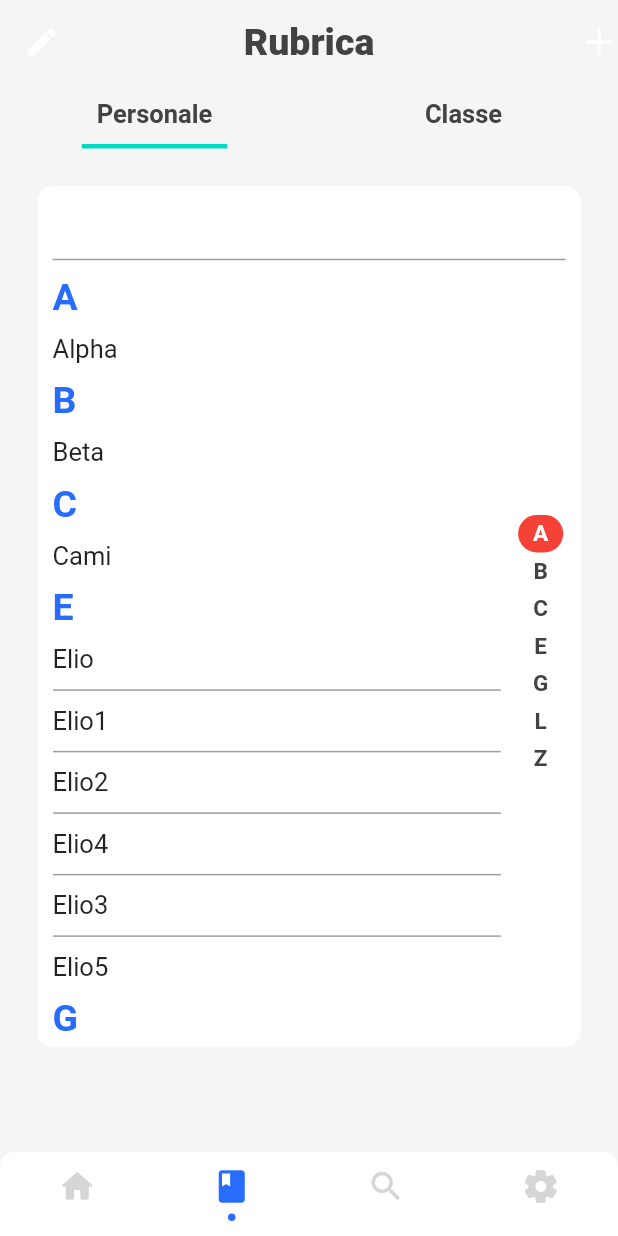
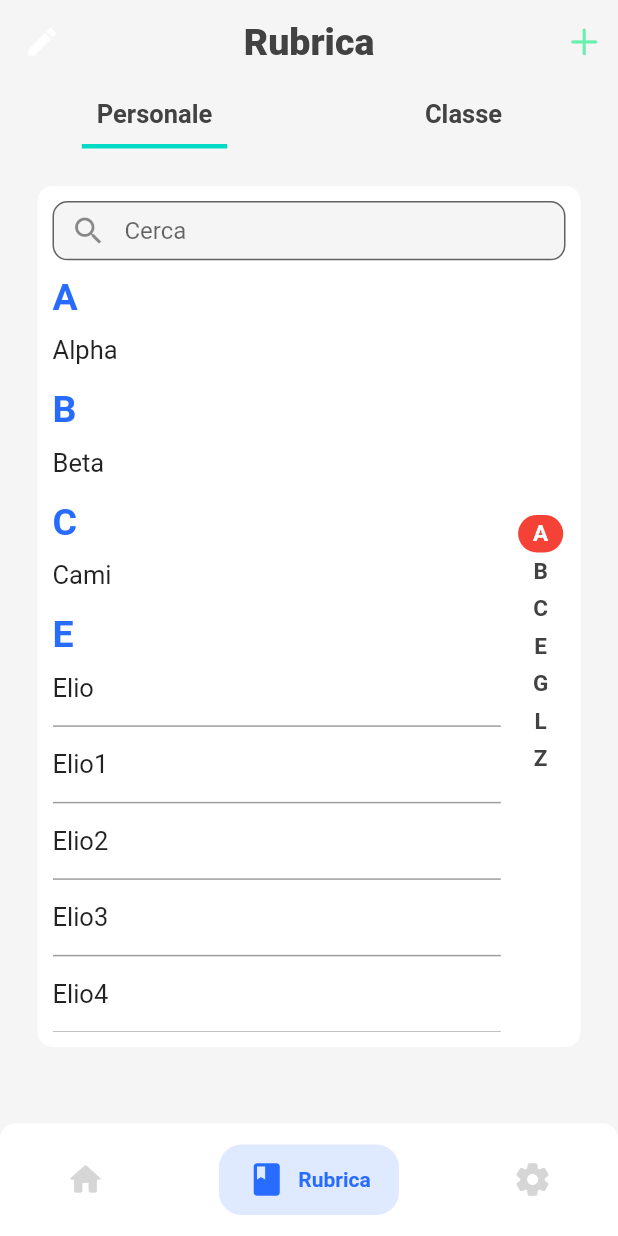
Before and after one commit to GiacoLenzo2109/AppWord_new, a Flutter app: the screen it shows after launch, item 2 of the bottom bar chosen, on a phone screen of 412 x 824 dp. Run offline on Flutter 3.47's test engine with Material 2 defaults, Android fonts, the phone set to English and light mode, and no system bars; drawn by our look-alikes of persistent_bottom_nav_bar; our stand-ins replace cloud_firestore, firebase_auth, firebase_core; missing offline and left inert: alphabet_list_scroll_view; accounts and stored records are empty.

Commit message:
Add state to book model

```diff
--- a/lib/main.dart
+++ b/lib/main.dart
@@ -25,7 +25,7 @@ void main() async {
       providers: [
         ChangeNotifierProvider(create: (context) => NavbarModel()),
       ],
-      child: const AppWord(),
+      builder: (context, _) => const AppWord(),
     ),
   );
 }
@@ -68,7 +68,7 @@ class _AppWordState extends State<AppWord> with WidgetsBindingObserver {
   Widget build(BuildContext context) {
     String title = "AppWord";
 
-    Widget home = FirebaseGlobal.auth.currentUser == null
+    Widget home() => FirebaseGlobal.auth.currentUser == null
         //? FirebaseGlobal.auth.currentUser!.emailVerified
         ? const MainPage()
         : const Text(
@@ -81,7 +81,7 @@ class _AppWordState extends State<AppWord> with WidgetsBindingObserver {
       theme: _brightness == Brightness.light
           ? CupertinoThemes.lightThemeCupertino
           : CupertinoThemes.darkThemeCupertino,
-      home: home,
+      home: home(),
     );
 
     //ANDROID
@@ -93,7 +93,7 @@ class _AppWordState extends State<AppWord> with WidgetsBindingObserver {
       theme: MaterialTheme.lightTheme,
       darkTheme: MaterialTheme.darkTheme,
       themeMode: ThemeMode.system,
-      home: home,
+      home: home(),
     );
 
     return Theme.of(context).platform == TargetPlatform.iOS
--- a/lib/screens/main/book.dart
+++ b/lib/screens/main/book.dart
@@ -1,4 +1,6 @@
 // ignore_for_file: no_leading_underscores_for_local_identifiers
+
+import 'dart:developer';
 
 import 'package:alphabet_list_scroll_view/alphabet_list_scroll_view.dart';
 import 'package:app_word/models/book_model.dart';
@@ -27,35 +29,59 @@ class Book extends StatefulWidget {
 class _BookState extends State<Book> with SingleTickerProviderStateMixin {
   @override
   Widget build(BuildContext context) {
+    final navbarProvider = Provider.of<NavbarModel>(context);
+    final bookProvider = Provider.of<BookModel>(context);
+
     return PageScaffold(
       title: "Rubrica",
       padding: 0,
-      onRefresh: () async {},
+      onRefresh: () async {
+        //TO-DO: Refresh delle parole nella rubrica (da decidere ancora se farlo o no)
+      },
       scrollable: false,
       leading: Theme.of(context).platform == TargetPlatform.android
           ? GestureDetector(
-              onTap: () =>
-                  Provider.of<NavbarModel>(context, listen: false).tapLeading(),
-              child: const Icon(Icons.edit),
+              onTap: () => navbarProvider.tapLeading(),
+              child: Icon(!navbarProvider.leading ? Icons.edit : Icons.done),
             )
           : CupertinoButton(
               padding: const EdgeInsets.all(0),
-              onPressed: () => Provider.of<NavbarModel>(context).tapTrailing(),
-              child: const Text("Modifica"),
+              onPressed: () => navbarProvider.tapTrailing(),
+              child: Text(
+                !navbarProvider.leading ? "Modifica" : "Fatto",
+              ),
             ),
       trailing: GestureDetector(
-        child: const Icon(
-          CupertinoIcons.add,
-          size: 25,
+        child: Padding(
+          padding: const EdgeInsets.only(right: 10),
+          child: Icon(
+            !navbarProvider.leading ? CupertinoIcons.add : CupertinoIcons.trash,
+            color:
+                navbarProvider.leading ? Colors.redAccent : Colors.greenAccent,
+            size: 25,
+          ),
         ),
-        onTap: () {},
+        onTap: () {
+          if (navbarProvider.leading) {
+            for (var word
+                in bookProvider.selectedWords[bookProvider.selectedBook]!) {
+              bookProvider.remove(bookProvider.selectedBook, word);
+            }
+            navbarProvider.tapLeading();
+          }
+        },
       ),
       child: StaggeredGrid.count(
         crossAxisCount: 1,
-        children: const [
+        children: [
           TabBarWidget(
-            tabs: [Constants.personalBook, Constants.classBook],
-            tabsView: [
+            onValueChanged: (value) {
+              bookProvider.setSelectedBook(
+                value == 0 ? Constants.personalBook : Constants.classBook,
+              );
+            },
+            tabs: const [Constants.personalBook, Constants.classBook],
+            tabsView: const [
               AlphabetScrollList(Constants.personalBook),
               AlphabetScrollList(Constants.classBook),
             ],
--- a/lib/screens/main/main_page.dart
+++ b/lib/screens/main/main_page.dart
@@ -1,11 +1,15 @@
+import 'package:app_word/models/book_model.dart';
+import 'package:app_word/models/navbar_model.dart';
 import 'package:app_word/screens/main/book.dart';
 import 'package:app_word/screens/main/home.dart';
 import 'package:app_word/screens/main/search.dart';
 import 'package:app_word/screens/main/settings.dart';
 import 'package:app_word/util/constants.dart';
+import 'package:app_word/util/themes.dart';
 import 'package:flutter/cupertino.dart';
 import 'package:flutter/material.dart';
 import 'package:persistent_bottom_nav_bar/persistent-tab-view.dart';
+import 'package:provider/provider.dart';
 
 class MainPage extends StatefulWidget {
   const MainPage({Key? key}) : super(key: key);
@@ -16,7 +20,31 @@ class MainPage extends StatefulWidget {
 
 class _MainPageState extends State<MainPage> {
   int _page = 0;
-  List<Widget> _buildScreens() => const [Home(), Book(), Search(), Settings()];
+  List<Widget> _buildScreens() => [
+        ChangeNotifierProvider(
+          create: (context) => NavbarModel(),
+          builder: (context, child) => const Home(),
+        ),
+        MultiProvider(
+          providers: [
+            ChangeNotifierProvider(
+              create: (context) => NavbarModel(),
+            ),
+            ChangeNotifierProvider(
+              create: (context) => BookModel(),
+            ),
+          ],
+          builder: (context, child) => const Book(),
+        ),
+        // ChangeNotifierProvider(
+        //   create: (context) => NavbarModel(),
+        //   builder: (context, child) => const Search(),
+        // ),
+        ChangeNotifierProvider(
+          create: (context) => NavbarModel(),
+          builder: (context, child) => const Settings(),
+        ),
+      ];
 
   List<PersistentBottomNavBarItem> _navBarsItems() {
     bool isAndroid =
@@ -24,7 +52,8 @@ class _MainPageState extends State<MainPage> {
     return [
       PersistentBottomNavBarItem(
         icon: const Icon(Icons.home_rounded),
-        title: ("Home"),
+        title: "Home",
+        textStyle: const TextStyle(fontWeight: FontWeight.bold),
         activeColorPrimary: isAndroid
             ? Theme.of(context).bottomNavigationBarTheme.selectedItemColor!
             : CupertinoTheme.of(context).primaryColor,
@@ -34,7 +63,8 @@ class _MainPageState extends State<MainPage> {
       ),
       PersistentBottomNavBarItem(
         icon: const Icon(Icons.book),
-        title: ("Rubrica"),
+        title: "Rubrica",
+        textStyle: const TextStyle(fontWeight: FontWeight.bold),
         activeColorPrimary: isAndroid
             ? Theme.of(context).bottomNavigationBarTheme.selectedItemColor!
             : CupertinoTheme.of(context).primaryColor,
@@ -42,19 +72,20 @@ class _MainPageState extends State<MainPage> {
             ? Theme.of(context).bottomNavigationBarTheme.unselectedItemColor!
             : CupertinoTheme.of(context).primaryContrastingColor,
       ),
-      PersistentBottomNavBarItem(
-        icon: const Icon(Icons.search_rounded),
-        title: ("Cerca"),
-        activeColorPrimary: isAndroid
-            ? Theme.of(context).bottomNavigationBarTheme.selectedItemColor!
-            : CupertinoTheme.of(context).primaryColor,
-        inactiveColorPrimary: isAndroid
-            ? Theme.of(context).bottomNavigationBarTheme.unselectedItemColor!
-            : CupertinoTheme.of(context).primaryContrastingColor,
-      ),
+      // PersistentBottomNavBarItem(
+      //   icon: const Icon(Icons.search_rounded),
+      //   title: ("Cerca"),
+      //   activeColorPrimary: isAndroid
+      //       ? Theme.of(context).bottomNavigationBarTheme.selectedItemColor!
+      //       : CupertinoTheme.of(context).primaryColor,
+      //   inactiveColorPrimary: isAndroid
+      //       ? Theme.of(context).bottomNavigationBarTheme.unselectedItemColor!
+      //       : CupertinoTheme.of(context).primaryContrastingColor,
+      // ),
       PersistentBottomNavBarItem(
         icon: const Icon(Icons.settings_rounded),
-        title: ("Impostazioni"),
+        title: "Impostazioni",
+        textStyle: const TextStyle(fontWeight: FontWeight.bold),
         activeColorPrimary: isAndroid
             ? Theme.of(context).bottomNavigationBarTheme.selectedItemColor!
             : CupertinoTheme.of(context).primaryColor,
@@ -74,6 +105,7 @@ class _MainPageState extends State<MainPage> {
       body: PersistentTabView(
         context,
         controller: controller,
+        navBarHeight: 75,
         screens: _buildScreens(),
         items: _navBarsItems(),
         confineInSafeArea: true,
@@ -104,7 +136,7 @@ class _MainPageState extends State<MainPage> {
         //   duration: Duration(milliseconds: 200),
         // ),
         navBarStyle:
-            NavBarStyle.style13, // Choose the nav bar style with this property.
+            NavBarStyle.style9, // Choose the nav bar style with this property.
       ),
 
       /*body: IndexedStack(
--- a/lib/widgets/book_view/alphabet_scroll_list.dart
+++ b/lib/widgets/book_view/alphabet_scroll_list.dart
@@ -2,6 +2,7 @@ import 'dart:collection';
 import 'dart:developer';
 
 import 'package:alphabet_list_scroll_view/alphabet_list_scroll_view.dart';
+import 'package:app_word/models/book_model.dart';
 import 'package:app_word/util/constants.dart';
 import 'package:app_word/util/screen_util.dart';
 import 'package:app_word/util/themes.dart';
@@ -14,18 +15,19 @@ import 'package:flutter/cupertino.dart';
 import 'package:flutter/material.dart';
 import 'package:flutter/widgets.dart';
 import 'package:flutter_staggered_grid_view/flutter_staggered_grid_view.dart';
+import 'package:provider/provider.dart';
 
 class AlphabetScrollList extends StatefulWidget {
-  final String repo;
+  final String book;
 
-  const AlphabetScrollList(this.repo, {Key? key}) : super(key: key);
+  const AlphabetScrollList(this.book, {Key? key}) : super(key: key);
 
   @override
   State<AlphabetScrollList> createState() => _AlphabetScrollListState();
 }
 
 class _AlphabetScrollListState extends State<AlphabetScrollList> {
-  final words = [
+  final _words = [
     "Alpha",
     "Beta",
     "Cami",
@@ -68,14 +70,25 @@ class _AlphabetScrollListState extends State<AlphabetScrollList> {
   ];
 
   final double jumpShiftLetter = 25;
-  final double jumpShiftWord = 45;
+  final double jumpShiftWord = 50;
 
   var selectedLetter = "A";
 
+  bool searching = false;
+  var searchValue = "";
+
   @override
   Widget build(BuildContext context) {
-    var wordsList = words.toList();
-    wordsList.sort();
+    final bookProvider = Provider.of<BookModel>(context);
+    List<String> words() => bookProvider.words[widget.book]!;
+    WidgetsBinding.instance.addPostFrameCallback((_) {
+      if (words().isEmpty) {
+        for (var word in _words) {
+          bookProvider.add(widget.book, word);
+        }
+        words().sort();
+      }
+    });
 
     /// This variable holds the positions in the ListView. We need that to implement
     /// the functionality of the direct jump to the given letter in the list
@@ -84,24 +97,14 @@ class _AlphabetScrollListState extends State<AlphabetScrollList> {
     /// Scroll controller is used to well... scroll to the given positions
     ScrollController scrollController = ScrollController();
 
-    /// If we are filtering list by names, we change the layout of widget. These
-    /// two variables state whether we are in the search state right now and if we a
-    /// are, what searchValue tells what we are looking for.
-    bool inSearchState = false;
-    late String searchValue = "";
-
     List<Widget> getStartingLetters() {
       /// This functions goes through all contacts details and finds all starting
       /// letters of the names in the list. They are later used to implement quick
       /// jump to the letter functionality
-      if (inSearchState) {
-        /// When we are in the search state we do not need to display that column
-        return [];
-      }
 
       /// For simplicity, use set to keep unique letter
       Set<String> outSet = {};
-      for (String pc in words) {
+      for (String pc in words()) {
         outSet.add(pc[0]);
       }
 
@@ -161,7 +164,7 @@ class _AlphabetScrollListState extends State<AlphabetScrollList> {
       List<Widget> out = [];
       SplayTreeMap<String, Set<String>> wordsMap = SplayTreeMap();
 
-      for (String word in words) {
+      for (String word in words()) {
         if (!wordsMap.containsKey(word[0])) {
           /// If a key is missing, add it
           wordsMap[word[0]] = <String>{};
@@ -179,12 +182,15 @@ class _AlphabetScrollListState extends State<AlphabetScrollList> {
         /// Iterating through all key-value pairs, init jump height with 0
         letterPositions[k] = 0;
         out.add(
-          Text(
-            k,
-            style: TextStyle(
-              fontSize: 25,
-              fontWeight: FontWeight.bold,
-              color: ThemesUtil.getPrimaryColor(context),
+          SizedBox(
+            height: 25,
+            child: Text(
+              k,
+              style: TextStyle(
+                fontSize: 25,
+                fontWeight: FontWeight.bold,
+                color: ThemesUtil.getPrimaryColor(context),
+              ),
             ),
           ),
         );
@@ -199,14 +205,15 @@ class _AlphabetScrollListState extends State<AlphabetScrollList> {
         for (String word in v) {
           /// Increase jump height by the know height of a name row
           totalShift += jumpShiftWord;
-          out.add( WordItem(word: word),
+          out.add(
+            WordItem(book: widget.book, word: word),
           );
 
           /// We just do not want to add a Divider if there are no records left for
           /// this key
           if (ct < l - 1) {
             out.add(const DividerWidget());
-            totalShift -= 4;
+            totalShift += 1;
           }
           ct++;
         }
@@ -219,18 +226,18 @@ class _AlphabetScrollListState extends State<AlphabetScrollList> {
       /// Pretty straightForward. Go through the list and check if substring matches
       /// any contacts
       List<Widget> out = [];
-      for (String name in words) {
-        if (!name.toLowerCase().contains(searchValue)) {
+
+      for (String word in words()) {
+        if (!word.toLowerCase().contains(searchValue)) {
           continue;
         }
         if (out.isEmpty) {
           /// We only need to add Top Search Results string iff we found anything
           /// Otherwise iOS leaves it empty
-          out.add(Container(
-            color: Colors.grey.shade300,
+          out.add(SizedBox(
             height: jumpShiftWord,
             child: const Text(
-              "Top search results",
+              "Risultati di ricerca:",
               style: TextStyle(
                 fontSize: 20,
               ),
@@ -238,25 +245,19 @@ class _AlphabetScrollListState extends State<AlphabetScrollList> {
           ));
           out.add(const DividerWidget());
         }
-        out.add(WordItem(word: name));
+        out.add(WordItem(book: widget.book, word: word));
         out.add(const DividerWidget());
       }
       return out;
     }
 
     List<Widget> getWordsList() {
-      /// This is small facade for the drawing widgets.
-      /// If we are in the search state, we drawn a normal contact list
-      /// Otherwise we are drawing search results widgets
-      if (!inSearchState) {
-        return getWordList();
-      }
-      return getSearchResult();
+      return searching ? getSearchResult() : getWordList();
     }
 
     scrollController.addListener(() {
       letterPositions.forEach((key, value) {
-        if(scrollController.position.pixels >= value){
+        if (scrollController.position.pixels >= value) {
           setState(() {
             selectedLetter = key;
           });
@@ -274,10 +275,18 @@ class _AlphabetScrollListState extends State<AlphabetScrollList> {
             child: SearchTextField(
               onChanged: (searchValue) {
                 setState(() {
-                  inSearchState = searchValue.isNotEmpty;
-                  searchValue = searchValue.toLowerCase();
+                  searching = true;
+                  searching = searchValue.isNotEmpty;
+                  this.searchValue = searchValue.toLowerCase();
                 });
               },
+              onStop: (() {
+                setState(() {
+                  searching = false;
+                  searchValue = "";
+                  FocusScope.of(context).unfocus();
+                });
+              }),
             ),
           ),
           Expanded(
--- a/lib/widgets/book_view/word_item.dart
+++ b/lib/widgets/book_view/word_item.dart
@@ -1,12 +1,18 @@
+import 'package:app_word/models/book_model.dart';
+import 'package:app_word/models/navbar_model.dart';
+import 'package:app_word/util/screen_util.dart';
 import 'package:app_word/util/themes.dart';
 import 'package:flutter/cupertino.dart';
 import 'package:flutter/material.dart';
 import 'package:flutter/widgets.dart';
+import 'package:provider/provider.dart';
 
 class WordItem extends StatefulWidget {
+  final String book;
   final String word;
 
-  const WordItem({Key? key, required this.word}) : super(key: key);
+  const WordItem({Key? key, required this.word, required this.book})
+      : super(key: key);
 
   @override
   State<WordItem> createState() => _WordItemState();
@@ -18,20 +24,28 @@ class _WordItemState extends State<WordItem> {
 
   @override
   Widget build(BuildContext context) {
-    return Padding(
-      padding: const EdgeInsets.symmetric(vertical: 10),
+    final navbarProvider = Provider.of<NavbarModel>(context);
+    final bookProvider = Provider.of<BookModel>(context);
+
+    setState(() {
+      edit = navbarProvider.leading;
+    });
+
+    return GestureDetector(
+      child: Container(
+        height: 50,
+        width: ScreenUtil.getSize(context).width - 50,
+        color: Colors.transparent,
         child: Row(
           children: [
             if (edit)
-            GestureDetector(
-              child: Icon(
+              Icon(
                 checked
                     ? CupertinoIcons.check_mark_circled_solid
                     : CupertinoIcons.check_mark_circled,
                 color: checked
-                    ? Colors.greenAccent
+                    ? Colors.green
                     : ThemesUtil.getTextColor(context).withOpacity(0.5),
-              ),
               ),
             SizedBox(
               width: edit ? 10 : 0,
@@ -42,6 +56,16 @@ class _WordItemState extends State<WordItem> {
             )
           ],
         ),
+      ),
+      onTap: () => {
+        if (edit)
+          {
+            bookProvider.addSelectedWord(widget.book, widget.word),
+            setState(() {
+              checked = !checked;
+            })
+          }
+      },
     );
   }
 }
--- a/lib/widgets/global/search_text_field.dart
+++ b/lib/widgets/global/search_text_field.dart
@@ -1,20 +1,56 @@
+import 'package:app_word/util/constants.dart';
 import 'package:flutter/cupertino.dart';
 import 'package:flutter/material.dart';
 
-class SearchTextField extends StatelessWidget {
+class SearchTextField extends StatefulWidget {
   final Function(String) onChanged;
+  final Function() onStop;
 
-  const SearchTextField({Key? key, required this.onChanged}) : super(key: key);
+  const SearchTextField(
+      {Key? key, required this.onChanged, required this.onStop})
+      : super(key: key);
+
+  @override
+  State<SearchTextField> createState() => _SearchTextFieldState();
+}
+
+class _SearchTextFieldState extends State<SearchTextField> {
+  var isTyping = false;
+  var controller = TextEditingController();
 
   @override
   Widget build(BuildContext context) {
     //Android
     var searchTextField = TextField(
-      onChanged: onChanged,
+      controller: controller,
+      onChanged: (value) {
+        widget.onChanged(value);
+        isTyping = true;
+      },
+      decoration: InputDecoration(
+        contentPadding: const EdgeInsets.all(0),
+        filled: true,
+        prefixIcon: const Icon(Icons.search),
+        suffixIcon: isTyping
+            ? GestureDetector(
+                onTap: () {
+                  widget.onStop();
+                  isTyping = false;
+                  controller.clear();
+                },
+                child: const Padding(
+                    padding: Constants.padding, child: Text("Annulla")),
+              )
+            : const SizedBox(),
+        border: const OutlineInputBorder(
+          borderRadius: BorderRadius.all(Radius.circular(10)),
+        ),
+        hintText: "Cerca",
+      ),
     );
 
     var iSearchTextField = CupertinoSearchTextField(
-      onChanged: onChanged,
+      onChanged: widget.onChanged,
     );
 
     return Theme.of(context).platform == TargetPlatform.android
--- a/lib/widgets/global/tab_bar_widget.dart
+++ b/lib/widgets/global/tab_bar_widget.dart
@@ -12,11 +12,13 @@ import 'package:flutter_staggered_grid_view/flutter_staggered_grid_view.dart';
 class TabBarWidget extends StatefulWidget {
   final List<String> tabs;
   final List<Widget> tabsView;
+  final Function(int value) onValueChanged;
 
   const TabBarWidget({
     Key? key,
     required this.tabs,
     required this.tabsView,
+    required this.onValueChanged,
   }) : super(key: key);
 
   @override
@@ -42,19 +44,27 @@ class _TabBarWidgetState extends State<TabBarWidget>
   Widget build(BuildContext context) {
     List<Widget> tabs = [];
     for (var tab in widget.tabs) {
-      tabs.add(Theme.of(context).platform == TargetPlatform.android ?
-        Padding(padding: Constants.padding, child:
-        Text(tab, style: ThemesUtil.titleContainerStyle(context).copyWith(fontSize: 17),),) :Text(tab),);
+      tabs.add(
+        Theme.of(context).platform == TargetPlatform.android
+            ? Padding(
+                padding: Constants.padding,
+                child: Text(
+                  tab,
+                  style: ThemesUtil.titleContainerStyle(context)
+                      .copyWith(fontSize: 17),
+                ),
+              )
+            : Text(tab),
+      );
     }
 
     final selectedColor = Theme.of(context).platform == TargetPlatform.android
         ? Theme.of(context).bottomNavigationBarTheme.selectedItemColor
         : CupertinoTheme.of(context).primaryColor;
 
-    final unselectedColor =
-        Theme.of(context).platform == TargetPlatform.android
-            ? Theme.of(context).bottomNavigationBarTheme.unselectedItemColor
-            : CupertinoTheme.of(context).scaffoldBackgroundColor;
+    final unselectedColor = Theme.of(context).platform == TargetPlatform.android
+        ? Theme.of(context).bottomNavigationBarTheme.unselectedItemColor
+        : CupertinoTheme.of(context).scaffoldBackgroundColor;
 
     //Android
     var tabBar = TabBar(
@@ -94,12 +104,17 @@ class _TabBarWidgetState extends State<TabBarWidget>
     );
 
     var tabsView = SizedBox(
-      height: ScreenUtil.getSize(context).height - (Theme.of(context).platform == TargetPlatform.android ? 200 : 250),
+      height: ScreenUtil.getSize(context).height -
+          (Theme.of(context).platform == TargetPlatform.android ? 200 : 250),
       child: TabBarView(
         controller: _tabController,
         children: widget.tabsView,
       ),
     );
+
+    _tabController.addListener(() {
+      widget.onValueChanged(_tabController.index);
+    });
 
     return StaggeredGrid.count(
       crossAxisCount: 1,
```
Also changed, not shown: lib/models/book_model.dart (+28 -10 lines), lib/models/navbar_model.dart (+9 -2 lines). Lines whose indentation alone changed are shown as unchanged.
